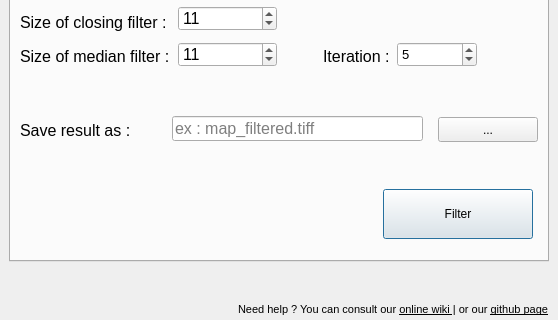
Above: historical_map_dialog_base.ui from nkarasiak/HistoricalMap before the change; both pictures show x 0 to 558 and y 213 to 533 of the 558 by 533 pixel window. Below: the same form after it.
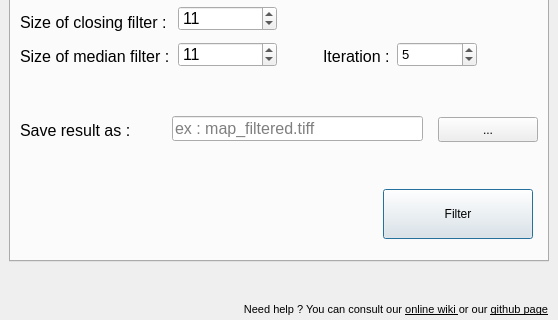
That is the form after the change. Icons and pictures are not drawn. Custom widgets are drawn as their Qt base class.

```diff
--- a/historical_map_dialog_base.ui
+++ b/historical_map_dialog_base.ui
@@ -1910,7 +1910,7 @@
     <string>Go to our online wiki</string>
    </property>
    <property name="text">
-    <string>&lt;html&gt;&lt;head/&gt;&lt;body&gt;&lt;p&gt;Need help ? You can consult our &lt;a href=&quot;https://github.com/lennepkade/HistoricalMap/wiki&quot;&gt;&lt;span style=&quot; text-decoration: underline; color:#000000;&quot;&gt;online wiki &lt;/span&gt;&lt;/a&gt;&lt;span style=&quot; color:#000000;&quot;&gt; | &lt;/span&gt; or our &lt;a href=&quot;https://github.com/lennepkade/HistoricalMap&quot;&gt;&lt;span style=&quot; text-decoration: underline; color:#000000;&quot;&gt;github page&lt;/span&gt;&lt;/a&gt;&lt;/p&gt;&lt;/body&gt;&lt;/html&gt;</string>
+    <string>&lt;html&gt;&lt;head/&gt;&lt;body&gt;&lt;p&gt;Need help ? You can consult our &lt;a href=&quot;https://github.com/lennepkade/HistoricalMap/wiki&quot;&gt;&lt;span style=&quot; text-decoration: underline; color:#000000;&quot;&gt;online wiki &lt;/span&gt;&lt;/a&gt; or our &lt;a href=&quot;https://github.com/lennepkade/HistoricalMap&quot;&gt;&lt;span style=&quot; text-decoration: underline; color:#000000;&quot;&gt;github page&lt;/span&gt;&lt;/a&gt;&lt;/p&gt;&lt;/body&gt;&lt;/html&gt;</string>
    </property>
    <property name="pixmap">
     <pixmap resource="resources.qrc">:/plugins/HistoricalMap/img/help/information.png</pixmap>
```
